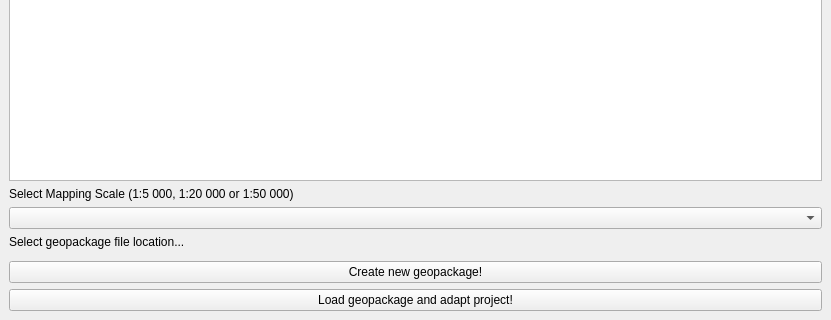
Above: nin_qgis_plugin/nin_qgis_plugin_dockwidget_base.ui from geco-nhm/nin-qgis-plugin before the change; both pictures show x 0 to 831 and y 249 to 569 of the 831 by 569 pixel window. Below: the same form after it.
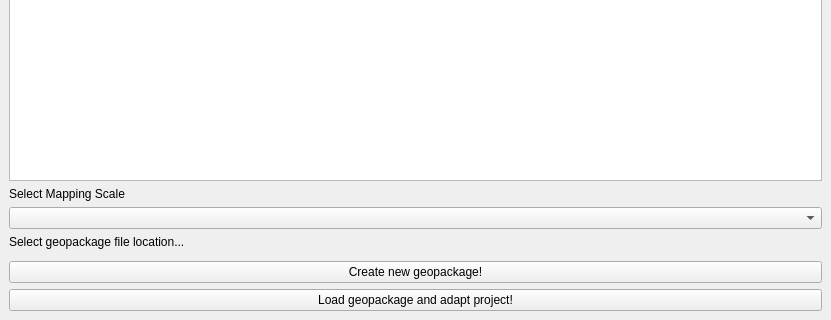
That is the form after the change. Custom widgets are drawn as their Qt base class.

Commit message: adjust labeling for mapping scale

What changed in the file:
```diff
--- a/nin_qgis_plugin/nin_qgis_plugin_dockwidget_base.ui
+++ b/nin_qgis_plugin/nin_qgis_plugin_dockwidget_base.ui
@@ -84,7 +84,7 @@
     <item row="4" column="0">
      <widget class="QLabel" name="LabSelectMappingScale">
       <property name="text">
-       <string>Select Mapping Scale (1:5 000, 1:20 000 or 1:50 000)</string>
+       <string>Select Mapping Scale</string>
       </property>
      </widget>
     </item>
```
The commit also changes 1 other file.
